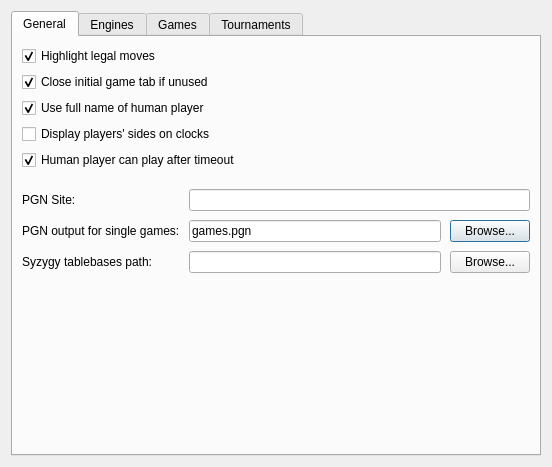
Before: the Qt Designer form projects/gui/ui/settingsdlg.ui in cutechess/cutechess, drawn with Qt 5.
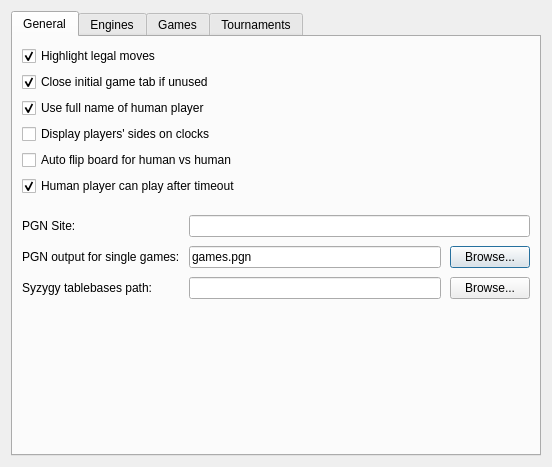
After: the same form once the commit is applied. The open tabs and pages were chosen to show the change. Custom widgets are drawn as their Qt base class.

Commit message:
GUI: option to enable automatic flipping of board for human vs human games
Discussed in #387

What changed in the file:
```diff
--- a/projects/gui/ui/settingsdlg.ui
+++ b/projects/gui/ui/settingsdlg.ui
@@ -32,7 +32,7 @@
       <layout class="QVBoxLayout" name="verticalLayout_6">
        <item>
         <layout class="QFormLayout" name="formLayout_6">
-         <item row="6" column="0">
+         <item row="7" column="0">
           <widget class="QCheckBox" name="m_humanCanPlayAfterTimeoutCheck">
            <property name="text">
             <string>Human player can play after timeout</string>
@@ -79,6 +79,13 @@
            </property>
           </widget>
          </item>
+         <item row="6" column="0">
+          <widget class="QCheckBox" name="m_autoFlipBoardForHumanGamesCheck">
+           <property name="text">
+            <string>Auto flip board for human vs human</string>
+           </property>
+          </widget>
+         </item>
         </layout>
        </item>
        <item>
```
The commit also changes 3 other files.
